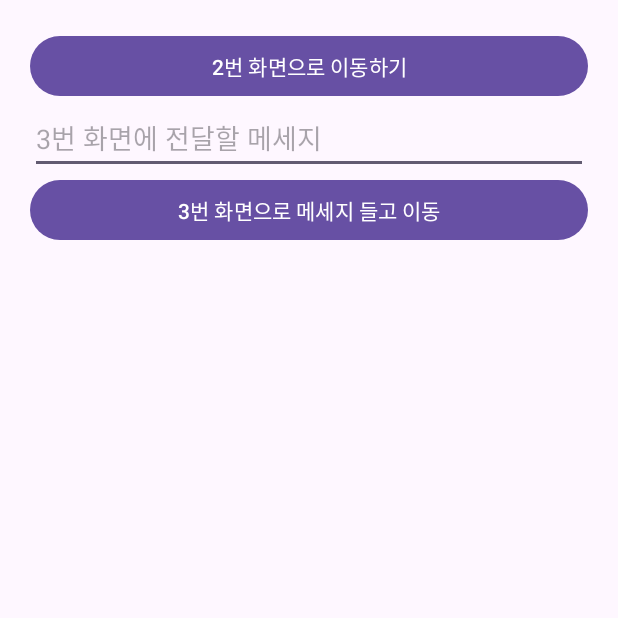
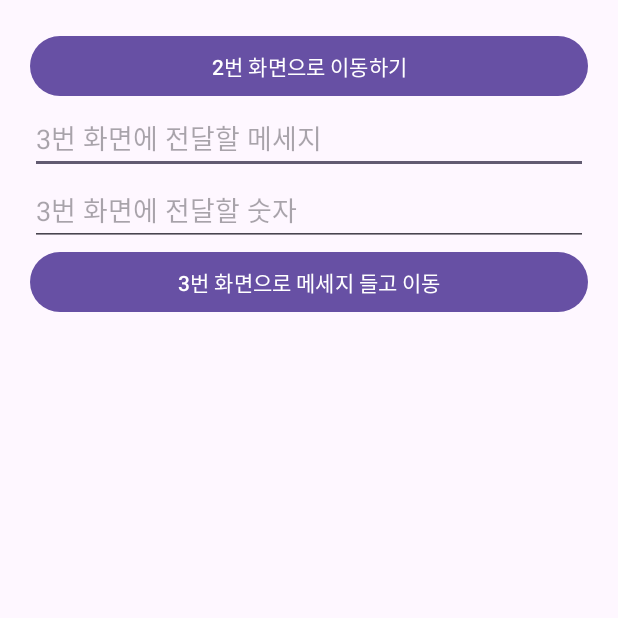
Before and after one commit to cho881020/Activity_20231029, an Android app: the screen it shows after launch (MainActivity), on a phone screen of 412 x 824 dp, the top half of it. Run offline under Robolectric (Android 15) with nearby library versions, the phone set to English and light mode, and no system bars; our stand-ins replace data binding.

```diff
--- a/app/src/main/res/layout/activity_main.xml
+++ b/app/src/main/res/layout/activity_main.xml
@@ -21,6 +21,13 @@
             android:layout_height="wrap_content"
             android:hint="3번 화면에 전달할 메세지" />
 
+        <EditText
+            android:id="@+id/edtNumber"
+            android:layout_width="match_parent"
+            android:layout_height="wrap_content"
+            android:hint="3번 화면에 전달할 숫자" />
+
+
         <Button
             android:id="@+id/btnMoveToThird"
             android:layout_width="match_parent"
```
Also changed, not shown: app/src/main/java/kr/ac/wku/activity_20231029/MainActivity.kt (+7 -0 lines), app/src/main/java/kr/ac/wku/activity_20231029/ThirdActivity.kt (+6 -1 lines).
